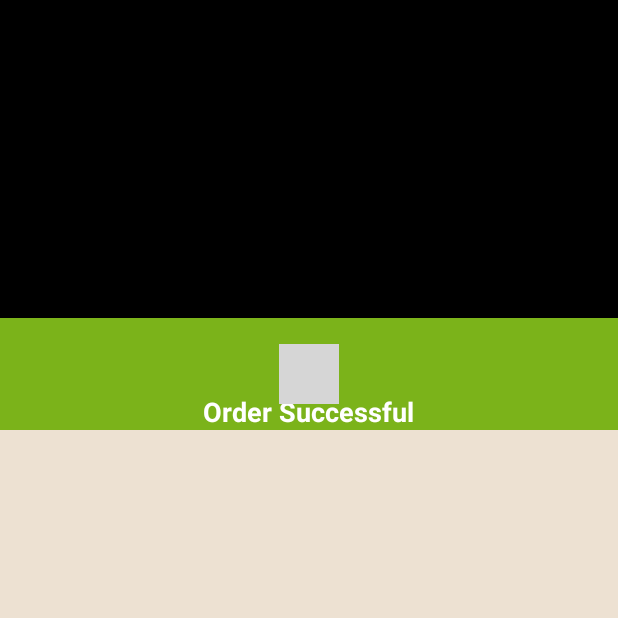
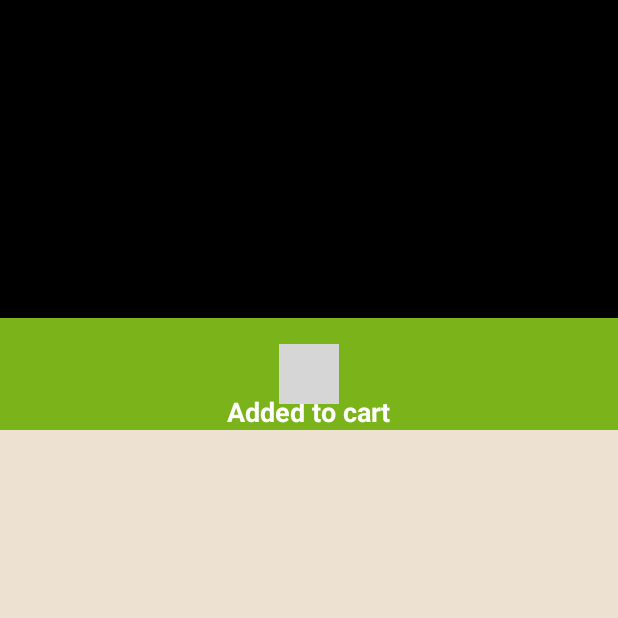
Before and after one commit to CotunaAurelian/AsciiWarehouse, an Android app: the BuyProductActivity screen opened directly, with no data from a screen before it, after a tap on "BUY NOW!", on a phone screen of 412 x 824 dp, the top half of it. Run offline under Robolectric (Android 15) with nearby library versions, the light colour scheme and no system bars; 1 statement that could not run was skipped; grey boxes are pictures that could not be loaded.

Commit message:
Fixes message to add to cart

```diff
--- a/app/src/main/res/values/strings.xml
+++ b/app/src/main/res/values/strings.xml
@@ -8,6 +8,6 @@
     <string name="lbl_only_one_in_stock" description="Label. Label used on the button the user uses to buy, when only one item is left in stock">
         BUY NOW! \n (Only 1 more in stock!)
     </string>
-    <string name="lbl_order_completed" description="Label. Label used when the user completes a buy operation">Order Successful</string>
+    <string name="lbl_order_completed" description="Label. Label used when the user completes a buy operation">Added to cart</string>
     <string name="lbl_no_items_left" description="Label. Label used when there is no item left">Out of stock</string>
 </resources>
```
